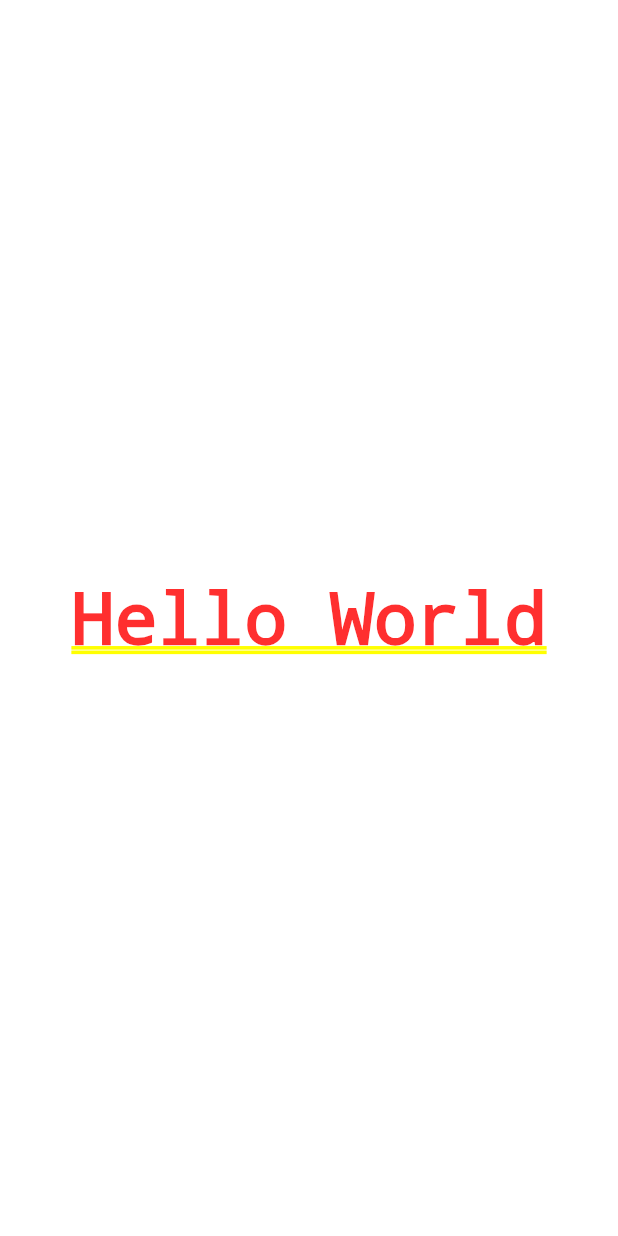
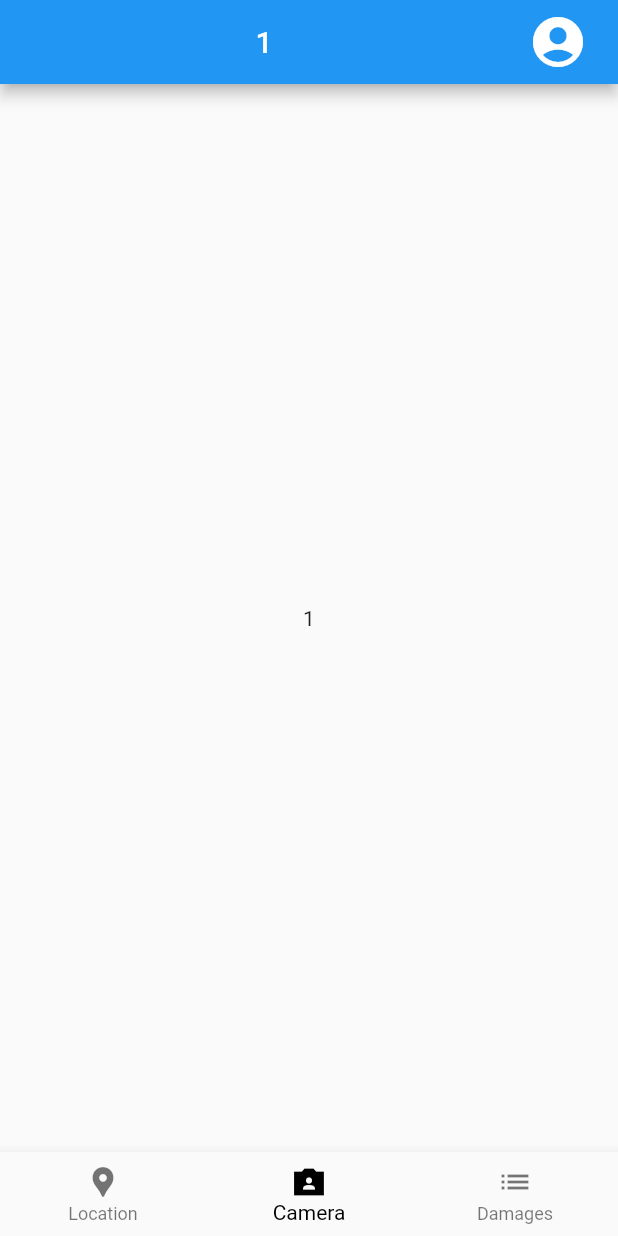
Before and after one commit to Gajjela-Koushik-Reddy/snapNfix, a Flutter app: the screen it shows after launch, on a phone screen of 412 x 824 dp. Run offline on Flutter 3.47's test engine with Material 2 defaults, Android fonts, the phone set to English and light mode, and no system bars.

Commit message:
Appbar and AppBottomBar

```diff
--- a/snapnfix/lib/main.dart
+++ b/snapnfix/lib/main.dart
@@ -11,6 +11,7 @@ class MyApp extends StatelessWidget {
   Widget build(BuildContext context) {
     return const MaterialApp(
       home: MyHomePage(),
+      debugShowCheckedModeBanner: false,
     );
   }
 }
@@ -23,11 +24,41 @@ class MyHomePage extends StatefulWidget {
 }
 
 class _MyHomePageState extends State<MyHomePage> {
+  int _selectedIndex = 1;
+
+  void _onItemTapped(int index) {
+    setState(() {
+      _selectedIndex = index;
+    });
+  }
 
   @override
   Widget build(BuildContext context) {
-    return const Center(
-      child: Text("Hello World"),
+    return Scaffold(
+      appBar: AppBar(
+        title: Center(child: Text("$_selectedIndex")),
+        actions: const [
+          Padding(
+            padding: EdgeInsets.only(right: 20.0),
+            child: Icon(Icons.account_circle, size: 40),
+          )
+        ],
+      ),
+      body: Center(
+        child: Text("$_selectedIndex"),
+      ),
+      bottomNavigationBar: BottomNavigationBar(
+        items: const <BottomNavigationBarItem>[
+          BottomNavigationBarItem(
+              icon: Icon(Icons.location_pin), label: "Location"),
+          BottomNavigationBarItem(
+              icon: Icon(Icons.photo_camera_front_sharp), label: "Camera"),
+          BottomNavigationBarItem(icon: Icon(Icons.list), label: "Damages"),
+        ],
+        currentIndex: _selectedIndex,
+        selectedItemColor: Colors.black,
+        onTap: _onItemTapped,
+      ),
     );
   }
 }
```
